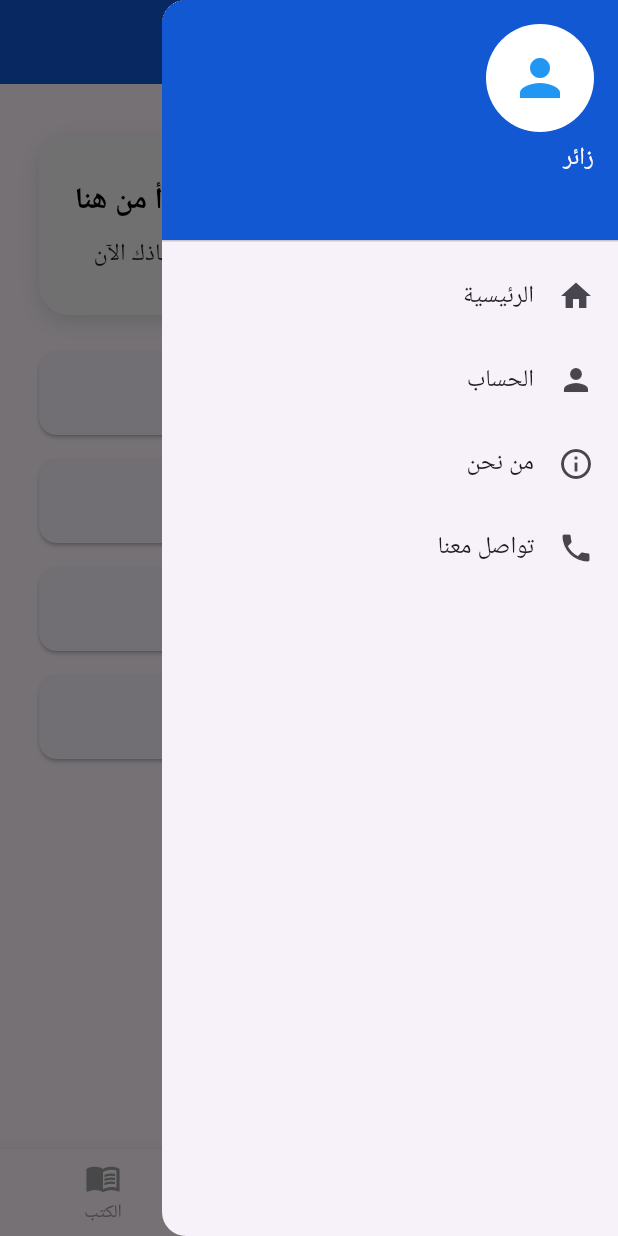
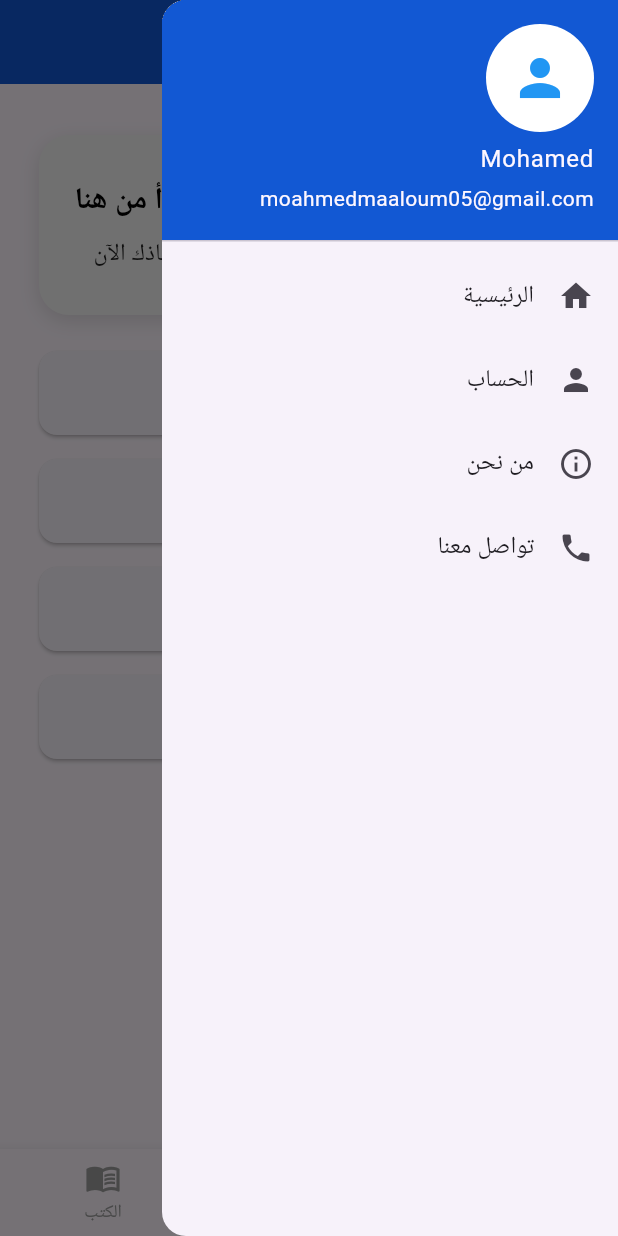
Before and after one commit to mohamed4252/geraykUI, a Flutter app: the screen it shows after launch, with the side drawer open, on a phone screen of 412 x 824 dp. Run offline on Flutter 3.47's test engine with Material 3 defaults, Android fonts, the phone set to English and light mode, and no system bars.

Commit message:
Update main.dart

```diff
--- a/lib/main.dart
+++ b/lib/main.dart
@@ -69,8 +69,8 @@ class _HomePageState extends State<HomePage> {
         padding: EdgeInsets.zero,
         children: [
           UserAccountsDrawerHeader(
-            accountName: Text('زائر'),
-            accountEmail: Text(''),
+            accountName: Text('Mohamed'),
+            accountEmail: Text('moahmedmaaloum05@gmail.com'),
             currentAccountPicture: CircleAvatar(
               backgroundColor: Colors.white,
               child: Icon(Icons.person, size: 40, color: Colors.blue),
```
